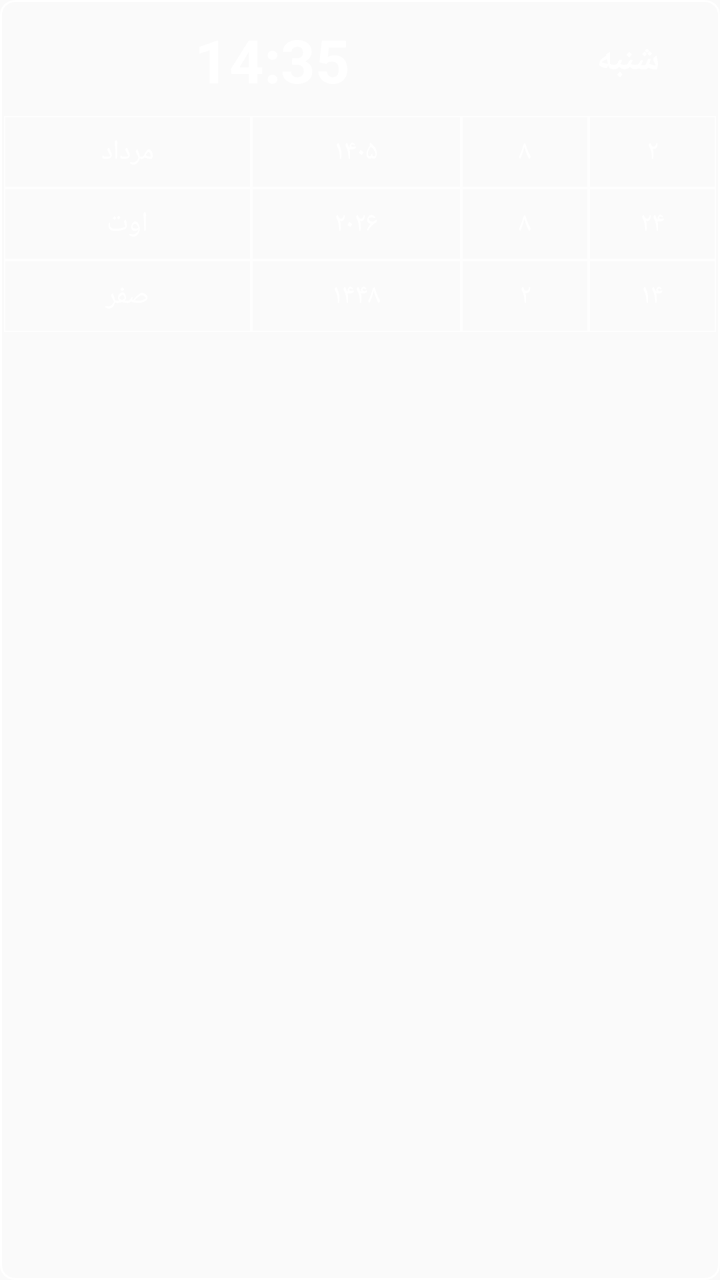
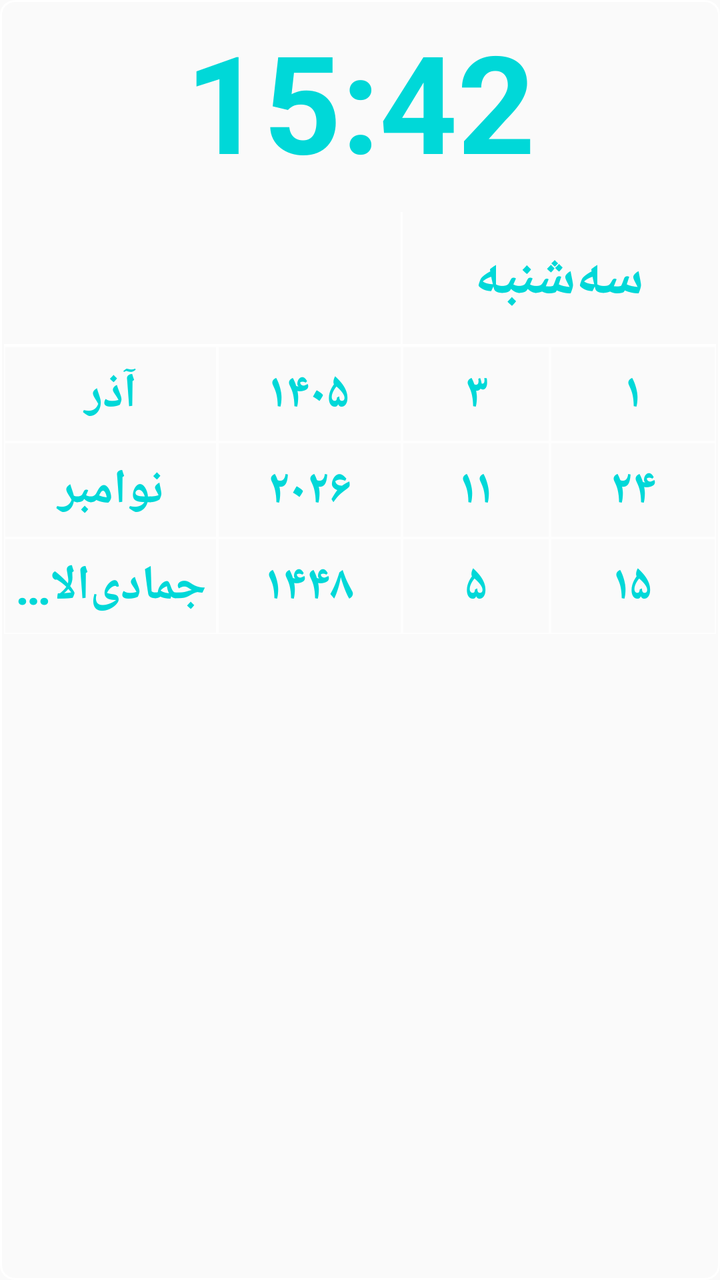

An Android layout rendered at two revisions. The XML below is the earlier revision; the diff shows what the commit changed to produce the second picture.
<!-- AndroidManifest.xml: application theme android:Theme.Material.Light.NoActionBar -->
<!-- res/layout/widget_calendar.xml -->
<LinearLayout xmlns:android="http://schemas.android.com/apk/res/android"
    android:id="@+id/widgetRoot"
    android:layout_width="match_parent"
    android:layout_height="wrap_content"
    android:orientation="vertical"
    android:layoutDirection="rtl"
    android:background="@drawable/widget_outline"
    android:padding="2dp">

    <LinearLayout
        android:layout_width="match_parent"
        android:layout_height="56dp"
        android:orientation="horizontal"
        android:layoutDirection="rtl"
        android:gravity="center_vertical">
        <TextView android:id="@+id/weekdayText" android:layout_width="88dp" android:layout_height="match_parent" android:gravity="center" android:singleLine="true" android:text="شنبه" android:textColor="#FFFFFFFF" android:textSize="18sp" android:textStyle="bold"/>
        <TextView android:id="@+id/clockText" android:layout_width="0dp" android:layout_height="match_parent" android:layout_weight="1" android:gravity="center" android:singleLine="true" android:text="14:35" android:textColor="#FFFFFFFF" android:textSize="30sp" android:textStyle="bold"/>
    </LinearLayout>

    <LinearLayout android:layout_width="match_parent" android:layout_height="36dp" android:orientation="horizontal" android:layoutDirection="rtl">
        <TextView android:id="@+id/pDay" android:layout_width="0dp" android:layout_height="match_parent" android:layout_weight="0.7" android:gravity="center" android:singleLine="true" android:background="@drawable/widget_cell" android:padding="2dp" android:text="۲" android:textColor="#FFFFFFFF" android:textSize="14sp"/>
        <TextView android:id="@+id/pMonthNum" android:layout_width="0dp" android:layout_height="match_parent" android:layout_weight="0.7" android:gravity="center" android:singleLine="true" android:background="@drawable/widget_cell" android:padding="2dp" android:text="۸" android:textColor="#FFFFFFFF" android:textSize="14sp"/>
        <TextView android:id="@+id/pYear" android:layout_width="0dp" android:layout_height="match_parent" android:layout_weight="1.15" android:gravity="center" android:singleLine="true" android:background="@drawable/widget_cell" android:padding="2dp" android:text="۱۴۰۵" android:textColor="#FFFFFFFF" android:textSize="14sp"/>
        <TextView android:id="@+id/pMonth" android:layout_width="0dp" android:layout_height="match_parent" android:layout_weight="1.35" android:gravity="center" android:singleLine="true" android:background="@drawable/widget_cell" android:padding="2dp" android:text="مرداد" android:textColor="#FFFFFFFF" android:textSize="14sp"/>
    </LinearLayout>
    <LinearLayout android:layout_width="match_parent" android:layout_height="36dp" android:orientation="horizontal" android:layoutDirection="rtl">
        <TextView android:id="@+id/gDay" android:layout_width="0dp" android:layout_height="match_parent" android:layout_weight="0.7" android:gravity="center" android:singleLine="true" android:background="@drawable/widget_cell" android:padding="2dp" android:text="۲۴" android:textColor="#FFFFFFFF" android:textSize="14sp"/>
        <TextView android:id="@+id/gMonthNum" android:layout_width="0dp" android:layout_height="match_parent" android:layout_weight="0.7" android:gravity="center" android:singleLine="true" android:background="@drawable/widget_cell" android:padding="2dp" android:text="۸" android:textColor="#FFFFFFFF" android:textSize="14sp"/>
        <TextView android:id="@+id/gYear" android:layout_width="0dp" android:layout_height="match_parent" android:layout_weight="1.15" android:gravity="center" android:singleLine="true" android:background="@drawable/widget_cell" android:padding="2dp" android:text="۲۰۲۶" android:textColor="#FFFFFFFF" android:textSize="14sp"/>
        <TextView android:id="@+id/gMonth" android:layout_width="0dp" android:layout_height="match_parent" android:layout_weight="1.35" android:gravity="center" android:singleLine="true" android:background="@drawable/widget_cell" android:padding="2dp" android:text="اوت" android:textColor="#FFFFFFFF" android:textSize="14sp"/>
    </LinearLayout>
    <LinearLayout android:layout_width="match_parent" android:layout_height="36dp" android:orientation="horizontal" android:layoutDirection="rtl">
        <TextView android:id="@+id/hDay" android:layout_width="0dp" android:layout_height="match_parent" android:layout_weight="0.7" android:gravity="center" android:singleLine="true" android:background="@drawable/widget_cell" android:padding="2dp" android:text="۱۴" android:textColor="#FFFFFFFF" android:textSize="14sp"/>
        <TextView android:id="@+id/hMonthNum" android:layout_width="0dp" android:layout_height="match_parent" android:layout_weight="0.7" android:gravity="center" android:singleLine="true" android:background="@drawable/widget_cell" android:padding="2dp" android:text="۲" android:textColor="#FFFFFFFF" android:textSize="14sp"/>
        <TextView android:id="@+id/hYear" android:layout_width="0dp" android:layout_height="match_parent" android:layout_weight="1.15" android:gravity="center" android:singleLine="true" android:background="@drawable/widget_cell" android:padding="2dp" android:text="۱۴۴۸" android:textColor="#FFFFFFFF" android:textSize="14sp"/>
        <TextView android:id="@+id/hMonth" android:layout_width="0dp" android:layout_height="match_parent" android:layout_weight="1.35" android:gravity="center" android:singleLine="true" android:background="@drawable/widget_cell" android:padding="2dp" android:text="صفر" android:textColor="#FFFFFFFF" android:textSize="14sp"/>
    </LinearLayout>
</LinearLayout>
<!-- resources referenced by this layout -->
<resources>
  <!-- drawable widget_cell (drawable) -->
  <shape xmlns:android="http://schemas.android.com/apk/res/android"><solid android:color="#00000000"/><stroke android:width="0.7dp" android:color="#CCFFFFFF"/></shape>
  <!-- drawable widget_outline (drawable) -->
  <shape xmlns:android="http://schemas.android.com/apk/res/android"><solid android:color="#00000000"/><stroke android:width="1dp" android:color="#FFFFFFFF"/><corners android:radius="7dp"/></shape>
</resources>

<!-- the commit's change to res/layout/widget_calendar.xml (unified diff, before → after) -->
@@ -1,3 +1,4 @@
+<?xml version="1.0" encoding="utf-8"?>
 <LinearLayout xmlns:android="http://schemas.android.com/apk/res/android"
     android:id="@+id/widgetRoot"
     android:layout_width="match_parent"
@@ -7,32 +8,94 @@
     android:background="@drawable/widget_outline"
     android:padding="2dp">
 
+    <TextView
+        android:id="@+id/clockText"
+        android:layout_width="match_parent"
+        android:layout_height="104dp"
+        android:gravity="center"
+        android:fontFamily="sans-serif"
+        android:includeFontPadding="false"
+        android:singleLine="true"
+        android:text="15:42"
+        android:textColor="#FF00D8D8"
+        android:textSize="68sp"
+        android:textStyle="bold" />
+
     <LinearLayout
         android:layout_width="match_parent"
-        android:layout_height="56dp"
+        android:layout_height="66dp"
         android:orientation="horizontal"
         android:layoutDirection="rtl"
         android:gravity="center_vertical">
-        <TextView android:id="@+id/weekdayText" android:layout_width="88dp" android:layout_height="match_parent" android:gravity="center" android:singleLine="true" android:text="شنبه" android:textColor="#FFFFFFFF" android:textSize="18sp" android:textStyle="bold"/>
-        <TextView android:id="@+id/clockText" android:layout_width="0dp" android:layout_height="match_parent" android:layout_weight="1" android:gravity="center" android:singleLine="true" android:text="14:35" android:textColor="#FFFFFFFF" android:textSize="30sp" android:textStyle="bold"/>
+
+        <TextView
+            android:id="@+id/weekdayText"
+            android:layout_width="0dp"
+            android:layout_height="match_parent"
+            android:layout_weight="1.7"
+            android:gravity="center"
+            android:singleLine="true"
+            android:text="سه‌شنبه"
+            android:textColor="#FF00D8D8"
+            android:textSize="29sp"
+            android:textStyle="bold" />
+
+        <View
+            android:layout_width="1dp"
+            android:layout_height="match_parent"
+            android:background="#FFFFFFFF" />
+
+        <TextView
+            android:id="@+id/eventsText"
+            android:layout_width="0dp"
+            android:layout_height="match_parent"
+            android:layout_weight="2.15"
+            android:gravity="center"
+            android:paddingStart="5dp"
+            android:paddingEnd="5dp"
+            android:text=""
+            android:textColor="#FF00D8D8"
+            android:textSize="18sp"
+            android:textStyle="bold"
+            android:maxLines="2"
+            android:ellipsize="end" />
     </LinearLayout>
 
-    <LinearLayout android:layout_width="match_parent" android:layout_height="36dp" android:orientation="horizontal" android:layoutDirection="rtl">
-        <TextView android:id="@+id/pDay" android:layout_width="0dp" android:layout_height="match_parent" android:layout_weight="0.7" android:gravity="center" android:singleLine="true" android:background="@drawable/widget_cell" android:padding="2dp" android:text="۲" android:textColor="#FFFFFFFF" android:textSize="14sp"/>
-        <TextView android:id="@+id/pMonthNum" android:layout_width="0dp" android:layout_height="match_parent" android:layout_weight="0.7" android:gravity="center" android:singleLine="true" android:background="@drawable/widget_cell" android:padding="2dp" android:text="۸" android:textColor="#FFFFFFFF" android:textSize="14sp"/>
-        <TextView android:id="@+id/pYear" android:layout_width="0dp" android:layout_height="match_parent" android:layout_weight="1.15" android:gravity="center" android:singleLine="true" android:background="@drawable/widget_cell" android:padding="2dp" android:text="۱۴۰۵" android:textColor="#FFFFFFFF" android:textSize="14sp"/>
-        <TextView android:id="@+id/pMonth" android:layout_width="0dp" android:layout_height="match_parent" android:layout_weight="1.35" android:gravity="center" android:singleLine="true" android:background="@drawable/widget_cell" android:padding="2dp" android:text="مرداد" android:textColor="#FFFFFFFF" android:textSize="14sp"/>
+    <View
+        android:layout_width="match_parent"
+        android:layout_height="1dp"
+        android:background="#FFFFFFFF" />
+
+    <LinearLayout
+        android:layout_width="match_parent"
+        android:layout_height="48dp"
+        android:orientation="horizontal"
+        android:layoutDirection="rtl">
+        <TextView android:id="@+id/pDay" android:layout_width="0dp" android:layout_height="match_parent" android:layout_weight="0.9" android:gravity="center" android:singleLine="true" android:background="@drawable/widget_cell" android:padding="2dp" android:text="۱" android:textColor="#FF00D8D8" android:textSize="24sp" android:textStyle="bold"/>
+        <TextView android:id="@+id/pMonthNum" android:layout_width="0dp" android:layout_height="match_parent" android:layout_weight="0.8" android:gravity="center" android:singleLine="true" android:background="@drawable/widget_cell" android:padding="2dp" android:text="۳" android:textColor="#FF00D8D8" android:textSize="24sp" android:textStyle="bold"/>
+        <TextView android:id="@+id/pYear" android:layout_width="0dp" android:layout_height="match_parent" android:layout_weight="1.0" android:gravity="center" android:singleLine="true" android:background="@drawable/widget_cell" android:padding="2dp" android:text="۱۴۰۵" android:textColor="#FF00D8D8" android:textSize="24sp" android:textStyle="bold"/>
+        <TextView android:id="@+id/pMonth" android:layout_width="0dp" android:layout_height="match_parent" android:layout_weight="1.15" android:gravity="center" android:singleLine="true" android:background="@drawable/widget_cell" android:padding="2dp" android:text="آذر" android:textColor="#FF00D8D8" android:textSize="24sp" android:textStyle="bold"/>
     </LinearLayout>
-    <LinearLayout android:layout_width="match_parent" android:layout_height="36dp" android:orientation="horizontal" android:layoutDirection="rtl">
-        <TextView android:id="@+id/gDay" android:layout_width="0dp" android:layout_height="match_parent" android:layout_weight="0.7" android:gravity="center" android:singleLine="true" android:background="@drawable/widget_cell" android:padding="2dp" android:text="۲۴" android:textColor="#FFFFFFFF" android:textSize="14sp"/>
-        <TextView android:id="@+id/gMonthNum" android:layout_width="0dp" android:layout_height="match_parent" android:layout_weight="0.7" android:gravity="center" android:singleLine="true" android:background="@drawable/widget_cell" android:padding="2dp" android:text="۸" android:textColor="#FFFFFFFF" android:textSize="14sp"/>
-        <TextView android:id="@+id/gYear" android:layout_width="0dp" android:layout_height="match_parent" android:layout_weight="1.15" android:gravity="center" android:singleLine="true" android:background="@drawable/widget_cell" android:padding="2dp" android:text="۲۰۲۶" android:textColor="#FFFFFFFF" android:textSize="14sp"/>
-        <TextView android:id="@+id/gMonth" android:layout_width="0dp" android:layout_height="match_parent" android:layout_weight="1.35" android:gravity="center" android:singleLine="true" android:background="@drawable/widget_cell" android:padding="2dp" android:text="اوت" android:textColor="#FFFFFFFF" android:textSize="14sp"/>
+
+    <LinearLayout
+        android:layout_width="match_parent"
+        android:layout_height="48dp"
+        android:orientation="horizontal"
+        android:layoutDirection="rtl">
+        <TextView android:id="@+id/gDay" android:layout_width="0dp" android:layout_height="match_parent" android:layout_weight="0.9" android:gravity="center" android:singleLine="true" android:background="@drawable/widget_cell" android:padding="2dp" android:text="۲۴" android:textColor="#FF00D8D8" android:textSize="24sp" android:textStyle="bold"/>
+        <TextView android:id="@+id/gMonthNum" android:layout_width="0dp" android:layout_height="match_parent" android:layout_weight="0.8" android:gravity="center" android:singleLine="true" android:background="@drawable/widget_cell" android:padding="2dp" android:text="۱۱" android:textColor="#FF00D8D8" android:textSize="24sp" android:textStyle="bold"/>
+        <TextView android:id="@+id/gYear" android:layout_width="0dp" android:layout_height="match_parent" android:layout_weight="1.0" android:gravity="center" android:singleLine="true" android:background="@drawable/widget_cell" android:padding="2dp" android:text="۲۰۲۶" android:textColor="#FF00D8D8" android:textSize="24sp" android:textStyle="bold"/>
+        <TextView android:id="@+id/gMonth" android:layout_width="0dp" android:layout_height="match_parent" android:layout_weight="1.15" android:gravity="center" android:singleLine="true" android:background="@drawable/widget_cell" android:padding="2dp" android:text="نوامبر" android:textColor="#FF00D8D8" android:textSize="24sp" android:textStyle="bold"/>
     </LinearLayout>
-    <LinearLayout android:layout_width="match_parent" android:layout_height="36dp" android:orientation="horizontal" android:layoutDirection="rtl">
-        <TextView android:id="@+id/hDay" android:layout_width="0dp" android:layout_height="match_parent" android:layout_weight="0.7" android:gravity="center" android:singleLine="true" android:background="@drawable/widget_cell" android:padding="2dp" android:text="۱۴" android:textColor="#FFFFFFFF" android:textSize="14sp"/>
-        <TextView android:id="@+id/hMonthNum" android:layout_width="0dp" android:layout_height="match_parent" android:layout_weight="0.7" android:gravity="center" android:singleLine="true" android:background="@drawable/widget_cell" android:padding="2dp" android:text="۲" android:textColor="#FFFFFFFF" android:textSize="14sp"/>
-        <TextView android:id="@+id/hYear" android:layout_width="0dp" android:layout_height="match_parent" android:layout_weight="1.15" android:gravity="center" android:singleLine="true" android:background="@drawable/widget_cell" android:padding="2dp" android:text="۱۴۴۸" android:textColor="#FFFFFFFF" android:textSize="14sp"/>
-        <TextView android:id="@+id/hMonth" android:layout_width="0dp" android:layout_height="match_parent" android:layout_weight="1.35" android:gravity="center" android:singleLine="true" android:background="@drawable/widget_cell" android:padding="2dp" android:text="صفر" android:textColor="#FFFFFFFF" android:textSize="14sp"/>
+
+    <LinearLayout
+        android:layout_width="match_parent"
+        android:layout_height="48dp"
+        android:orientation="horizontal"
+        android:layoutDirection="rtl">
+        <TextView android:id="@+id/hDay" android:layout_width="0dp" android:layout_height="match_parent" android:layout_weight="0.9" android:gravity="center" android:singleLine="true" android:background="@drawable/widget_cell" android:padding="2dp" android:text="۱۵" android:textColor="#FF00D8D8" android:textSize="24sp" android:textStyle="bold"/>
+        <TextView android:id="@+id/hMonthNum" android:layout_width="0dp" android:layout_height="match_parent" android:layout_weight="0.8" android:gravity="center" android:singleLine="true" android:background="@drawable/widget_cell" android:padding="2dp" android:text="۵" android:textColor="#FF00D8D8" android:textSize="24sp" android:textStyle="bold"/>
+        <TextView android:id="@+id/hYear" android:layout_width="0dp" android:layout_height="match_parent" android:layout_weight="1.0" android:gravity="center" android:singleLine="true" android:background="@drawable/widget_cell" android:padding="2dp" android:text="۱۴۴۸" android:textColor="#FF00D8D8" android:textSize="24sp" android:textStyle="bold"/>
+        <TextView android:id="@+id/hMonth" android:layout_width="0dp" android:layout_height="match_parent" android:layout_weight="1.15" android:gravity="center" android:singleLine="true" android:background="@drawable/widget_cell" android:padding="2dp" android:text="جمادی‌الاول" android:textColor="#FF00D8D8" android:textSize="24sp" android:textStyle="bold"/>
     </LinearLayout>
 </LinearLayout>
